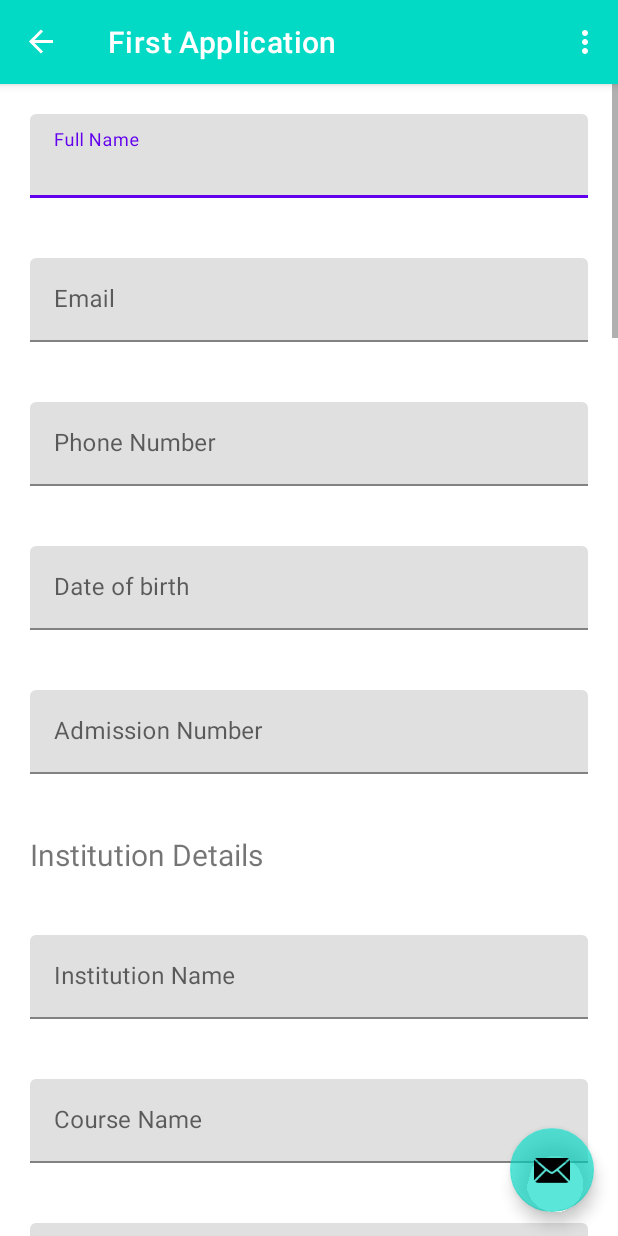
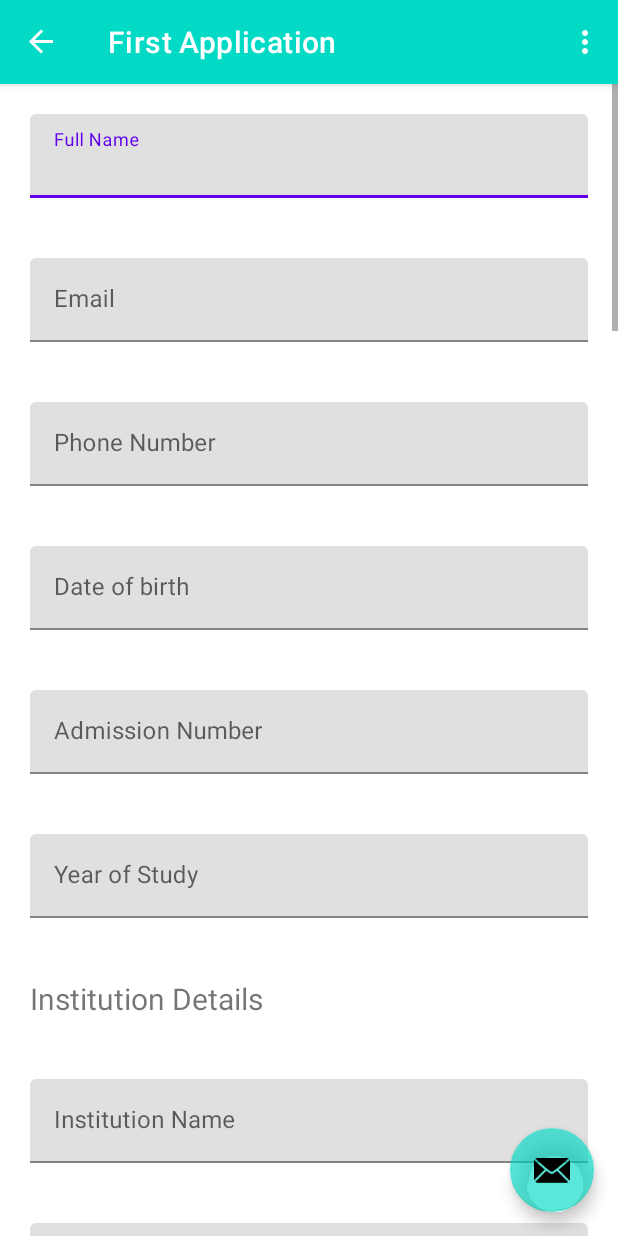
Before and after one commit to jkimkim/Bursary, an Android app: the screen it shows after launch once a user with an empty profile is signed in (MainActivity), in the side drawer, after a tap on "First Application", on a phone screen of 412 x 824 dp. Run offline under Robolectric (Android 15) with nearby library versions, the phone set to English and light mode, and no system bars; our stand-ins replace Firebase (no records; nobody signed in at launch, a user with empty details on screens opened directly), navigation-ui; libraries missing offline, so code that uses them is left out: com.opensooq.supernova.

Commit message:
ui fixes

```diff
--- a/app/src/main/res/layout/fragment_first_application.xml
+++ b/app/src/main/res/layout/fragment_first_application.xml
@@ -93,6 +93,21 @@
             android:inputType="textAutoComplete" />
 
     </com.google.android.material.textfield.TextInputLayout>
+
+        <com.google.android.material.textfield.TextInputLayout
+            android:id="@+id/year_of_study_layout"
+            android:layout_width="match_parent"
+            android:layout_height="wrap_content"
+            android:layout_margin="20dp"
+            android:hint="@string/year_of_study">
+
+            <com.google.android.material.textfield.TextInputEditText
+                android:id="@+id/year_of_study"
+                android:layout_width="match_parent"
+                android:layout_height="wrap_content"
+                android:inputType="textAutoComplete" />
+
+        </com.google.android.material.textfield.TextInputLayout>
 
     <!-- institution details -->
     <!-- the title -->
--- a/app/src/main/res/values/strings.xml
+++ b/app/src/main/res/values/strings.xml
@@ -183,4 +183,5 @@ If any provision of these terms and conditions is found to be invalid by any cou
     <string name="fees_receipt">Fees Receipt</string>
     <string name="student_id">Student ID</string>
     <string name="first_application">First Application</string>
+    <string name="year_of_study">Year of Study</string>
 </resources>
```
